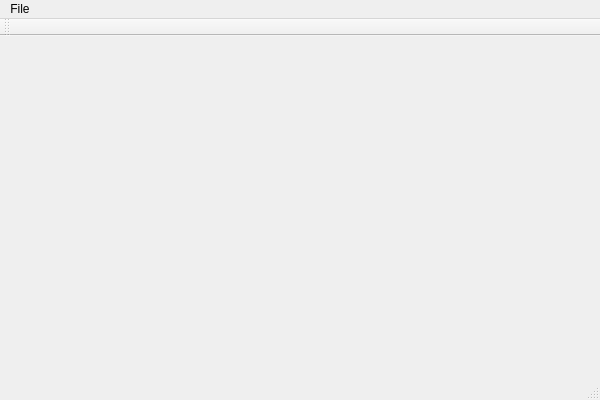
First picture: the form in applications/OctreeAnimationDemo/OctreeAnimationDemo.ui, repository billhj/Etoile2015, before the edit.
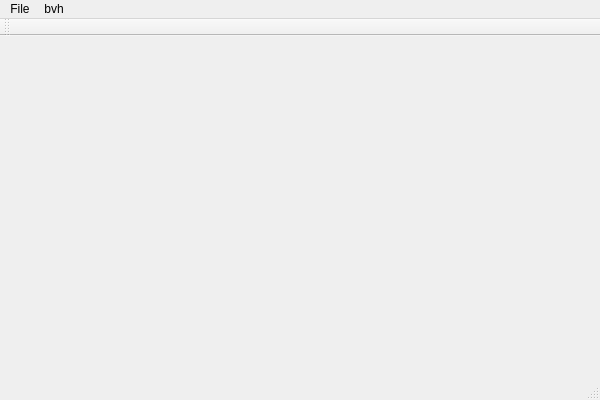
Second picture: the form after the edit.

```diff
--- a/applications/OctreeAnimationDemo/OctreeAnimationDemo.ui
+++ b/applications/OctreeAnimationDemo/OctreeAnimationDemo.ui
@@ -32,7 +32,14 @@
     <addaction name="actionAppend"/>
     <addaction name="actionSaveTXT"/>
    </widget>
+   <widget class="QMenu" name="menuBvh">
+    <property name="title">
+     <string>bvh</string>
+    </property>
+    <addaction name="actionRunBVH"/>
+   </widget>
    <addaction name="menuFile"/>
+   <addaction name="menuBvh"/>
   </widget>
   <widget class="QToolBar" name="mainToolBar">
    <attribute name="toolBarArea">
```
Left out of the diff: 22 changed lines with no effect on the pictures.
